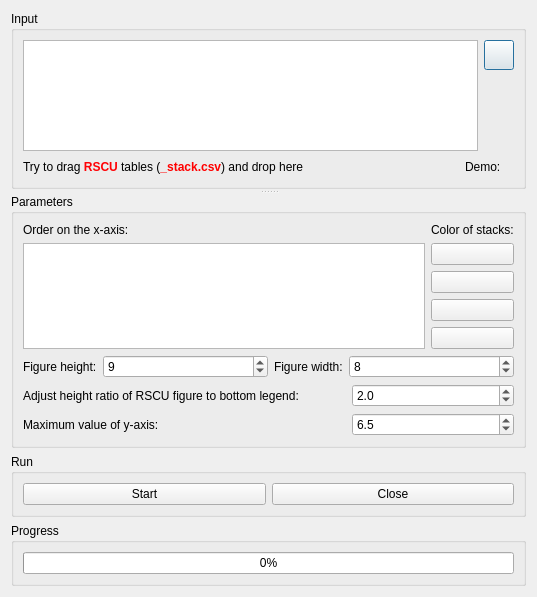
Old version of the form PhyloSuite/uifiles/RSCUfig.ui in the repository dongzhang0725/PhyloSuite.
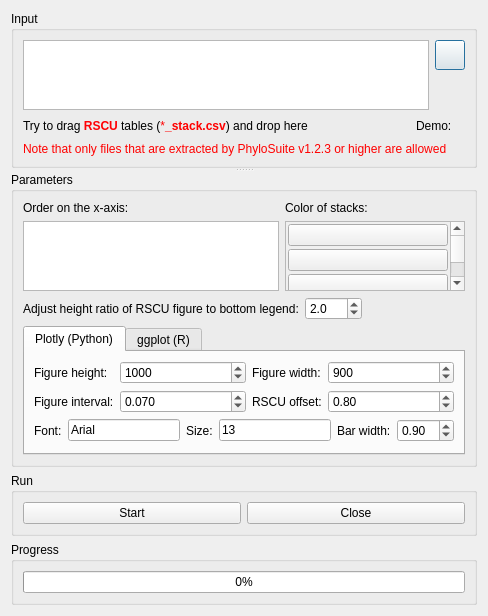
New version of the form. Icons and pictures are not drawn. Custom widgets are drawn as their Qt base class.

```diff
--- a/PhyloSuite/uifiles/RSCUfig.ui
+++ b/PhyloSuite/uifiles/RSCUfig.ui
@@ -6,25 +6,19 @@
    <rect>
     <x>0</x>
     <y>0</y>
-    <width>537</width>
-    <height>597</height>
+    <width>488</width>
+    <height>596</height>
    </rect>
   </property>
   <property name="windowTitle">
    <string>Draw RSCU Figure</string>
   </property>
-  <layout class="QGridLayout" name="gridLayout_3">
-   <item row="0" column="0">
+  <layout class="QVBoxLayout" name="verticalLayout_7">
+   <item>
     <widget class="QSplitter" name="splitter">
-     <property name="midLineWidth">
-      <number>0</number>
-     </property>
      <property name="orientation">
       <enum>Qt::Vertical</enum>
      </property>
-     <property name="handleWidth">
-      <number>5</number>
-     </property>
      <widget class="QGroupBox" name="groupBox">
       <property name="title">
        <string>Input</string>
@@ -143,7 +137,7 @@
          <item>
           <widget class="QLabel" name="label_16">
            <property name="text">
-            <string>&lt;html&gt;&lt;head/&gt;&lt;body&gt;&lt;p&gt;Try to drag &lt;span style=&quot; font-weight:600; color:#ff0105;&quot;&gt;RSCU&lt;/span&gt; tables (&lt;span style=&quot; font-weight:600; color:#ff0000;&quot;&gt;_stack.csv&lt;/span&gt;) and drop here&lt;/p&gt;&lt;/body&gt;&lt;/html&gt;</string>
+            <string>&lt;html&gt;&lt;head/&gt;&lt;body&gt;&lt;p&gt;Try to drag &lt;span style=&quot; font-weight:600; color:#ff0105;&quot;&gt;RSCU&lt;/span&gt; tables (&lt;span style=&quot; color:#ff0000;&quot;&gt;*&lt;/span&gt;&lt;span style=&quot; font-weight:600; color:#ff0000;&quot;&gt;_stack.csv&lt;/span&gt;) and drop here&lt;/p&gt;&lt;/body&gt;&lt;/html&gt;</string>
            </property>
            <property name="openExternalLinks">
             <bool>true</bool>
@@ -182,6 +176,16 @@
          </item>
         </layout>
        </item>
+       <item row="2" column="0" colspan="2">
+        <widget class="QLabel" name="label_12">
+         <property name="text">
+          <string>&lt;html&gt;&lt;head/&gt;&lt;body&gt;&lt;p&gt;&lt;span style=&quot; color:#ff0000;&quot;&gt;Note that only files that are extracted by PhyloSuite v1.2.3 or higher are allowed&lt;/span&gt;&lt;/p&gt;&lt;/body&gt;&lt;/html&gt;</string>
+         </property>
+         <property name="wordWrap">
+          <bool>true</bool>
+         </property>
+        </widget>
+       </item>
       </layout>
      </widget>
      <widget class="QGroupBox" name="groupBox_2">
@@ -223,7 +227,7 @@
         </layout>
        </item>
        <item row="0" column="1">
-        <layout class="QVBoxLayout" name="verticalLayout">
+        <layout class="QVBoxLayout" name="verticalLayout_5">
          <item>
           <widget class="QLabel" name="label_6">
            <property name="text">
@@ -232,6 +236,36 @@
           </widget>
          </item>
          <item>
+          <widget class="QScrollArea" name="scrollArea">
+           <property name="widgetResizable">
+            <bool>true</bool>
+           </property>
+           <widget class="QWidget" name="scrollAreaWidgetContents">
+            <property name="geometry">
+             <rect>
+              <x>0</x>
+              <y>0</y>
+              <width>169</width>
+              <height>209</height>
+             </rect>
+            </property>
+            <layout class="QVBoxLayout" name="verticalLayout">
+             <property name="spacing">
+              <number>3</number>
+             </property>
+             <property name="leftMargin">
+              <number>2</number>
+             </property>
+             <property name="topMargin">
+              <number>2</number>
+             </property>
+             <property name="rightMargin">
+              <number>2</number>
+             </property>
+             <property name="bottomMargin">
+              <number>2</number>
+             </property>
+             <item>
           <widget class="QPushButton" name="pushButton_color">
            <property name="sizePolicy">
             <sizepolicy hsizetype="Minimum" vsizetype="Expanding">
@@ -319,74 +353,110 @@
            </property>
           </widget>
          </item>
+             <item>
+              <widget class="QPushButton" name="pushButton_color_5">
+               <property name="sizePolicy">
+                <sizepolicy hsizetype="Minimum" vsizetype="Expanding">
+                 <horstretch>0</horstretch>
+                 <verstretch>0</verstretch>
+                </sizepolicy>
+               </property>
+               <property name="toolTip">
+                <string>Click to change color</string>
+               </property>
+               <property name="autoFillBackground">
+                <bool>false</bool>
+               </property>
+               <property name="styleSheet">
+                <string notr="true"/>
+               </property>
+               <property name="text">
+                <string/>
+               </property>
+              </widget>
+             </item>
+             <item>
+              <widget class="QPushButton" name="pushButton_color_6">
+               <property name="sizePolicy">
+                <sizepolicy hsizetype="Minimum" vsizetype="Expanding">
+                 <horstretch>0</horstretch>
+                 <verstretch>0</verstretch>
+                </sizepolicy>
+               </property>
+               <property name="toolTip">
+                <string>Click to change color</string>
+               </property>
+               <property name="autoFillBackground">
+                <bool>false</bool>
+               </property>
+               <property name="styleSheet">
+                <string notr="true"/>
+               </property>
+               <property name="text">
+                <string/>
+               </property>
+              </widget>
+             </item>
+             <item>
+              <widget class="QPushButton" name="pushButton_color_7">
+               <property name="sizePolicy">
+                <sizepolicy hsizetype="Minimum" vsizetype="Expanding">
+                 <horstretch>0</horstretch>
+                 <verstretch>0</verstretch>
+                </sizepolicy>
+               </property>
+               <property name="toolTip">
+                <string>Click to change color</string>
+               </property>
+               <property name="autoFillBackground">
+                <bool>false</bool>
+               </property>
+               <property name="styleSheet">
+                <string notr="true"/>
+               </property>
+               <property name="text">
+                <string/>
+               </property>
+              </widget>
+             </item>
+             <item>
+              <widget class="QPushButton" name="pushButton_color_8">
+               <property name="sizePolicy">
+                <sizepolicy hsizetype="Minimum" vsizetype="Expanding">
+                 <horstretch>0</horstretch>
+                 <verstretch>0</verstretch>
+                </sizepolicy>
+               </property>
+               <property name="toolTip">
+                <string>Click to change color</string>
+               </property>
+               <property name="autoFillBackground">
+                <bool>false</bool>
+               </property>
+               <property name="styleSheet">
+                <string notr="true"/>
+               </property>
+               <property name="text">
+                <string/>
+               </property>
+              </widget>
+             </item>
+            </layout>
+           </widget>
+          </widget>
+         </item>
         </layout>
        </item>
        <item row="1" column="0" colspan="2">
         <layout class="QHBoxLayout" name="horizontalLayout_2">
          <item>
-          <widget class="QLabel" name="label_9">
-           <property name="text">
-            <string>Figure height:</string>
-           </property>
-          </widget>
-         </item>
-         <item>
-          <widget class="QSpinBox" name="spinBox_5">
-           <property name="sizePolicy">
-            <sizepolicy hsizetype="Expanding" vsizetype="Fixed">
-             <horstretch>0</horstretch>
-             <verstretch>0</verstretch>
-            </sizepolicy>
-           </property>
-           <property name="minimum">
-            <number>1</number>
-           </property>
-           <property name="maximum">
-            <number>999</number>
-           </property>
-           <property name="value">
-            <number>9</number>
-           </property>
-          </widget>
-         </item>
-         <item>
-          <widget class="QLabel" name="label_15">
-           <property name="text">
-            <string>Figure width:</string>
-           </property>
-          </widget>
-         </item>
-         <item>
-          <widget class="QSpinBox" name="spinBox_6">
-           <property name="sizePolicy">
-            <sizepolicy hsizetype="Expanding" vsizetype="Fixed">
-             <horstretch>0</horstretch>
-             <verstretch>0</verstretch>
-            </sizepolicy>
-           </property>
-           <property name="minimum">
-            <number>1</number>
-           </property>
-           <property name="maximum">
-            <number>999</number>
-           </property>
-           <property name="value">
-            <number>8</number>
-           </property>
-          </widget>
-         </item>
-        </layout>
-       </item>
-       <item row="2" column="0" colspan="2">
-        <layout class="QGridLayout" name="gridLayout_2">
-         <item row="0" column="0" colspan="2">
           <widget class="QLabel" name="label_13">
            <property name="text">
             <string>Adjust height ratio of RSCU figure to bottom legend:</string>
            </property>
           </widget>
          </item>
-         <item row="0" column="2">
+         <item>
           <widget class="MyDoubleSpinBox" name="doubleSpinBox_2">
            <property name="toolTip">
             <string>the input must be multiple of 0.5</string>
@@ -405,39 +475,323 @@
            </property>
           </widget>
          </item>
+         <item>
+          <spacer name="horizontalSpacer_2">
+           <property name="orientation">
+            <enum>Qt::Horizontal</enum>
+           </property>
+           <property name="sizeHint" stdset="0">
+            <size>
+             <width>40</width>
+             <height>20</height>
+            </size>
+           </property>
+          </spacer>
+         </item>
+        </layout>
+       </item>
+       <item row="2" column="0" colspan="2">
+        <widget class="QTabWidget" name="tabWidget">
+         <property name="currentIndex">
+          <number>0</number>
+         </property>
+         <property name="tabBarAutoHide">
+          <bool>false</bool>
+         </property>
+         <widget class="QWidget" name="tab">
+          <attribute name="title">
+           <string>Plotly (Python)</string>
+          </attribute>
+          <layout class="QVBoxLayout" name="verticalLayout_6">
+           <item>
+            <layout class="QGridLayout" name="gridLayout_2">
+             <item row="0" column="3">
+              <widget class="QLabel" name="label_17">
+               <property name="text">
+                <string>Figure width:</string>
+               </property>
+              </widget>
+             </item>
+             <item row="0" column="4">
+              <widget class="QSpinBox" name="spinBox_8">
+               <property name="sizePolicy">
+                <sizepolicy hsizetype="Expanding" vsizetype="Fixed">
+                 <horstretch>0</horstretch>
+                 <verstretch>0</verstretch>
+                </sizepolicy>
+               </property>
+               <property name="minimum">
+                <number>1</number>
+               </property>
+               <property name="maximum">
+                <number>999999999</number>
+               </property>
+               <property name="value">
+                <number>900</number>
+               </property>
+              </widget>
+             </item>
+             <item row="1" column="0" colspan="2">
+              <widget class="QLabel" name="label">
+               <property name="text">
+                <string>Figure interval:</string>
+               </property>
+              </widget>
+             </item>
          <item row="1" column="2">
-          <widget class="MyDoubleSpinBox" name="doubleSpinBox_3">
-           <property name="toolTip">
-            <string/>
-           </property>
-           <property name="readOnly">
-            <bool>false</bool>
-           </property>
+              <widget class="QDoubleSpinBox" name="doubleSpinBox">
+               <property name="decimals">
+                <number>3</number>
+               </property>
+               <property name="maximum">
+                <double>1.000000000000000</double>
+               </property>
+               <property name="singleStep">
+                <double>0.010000000000000</double>
+               </property>
+               <property name="value">
+                <double>0.070000000000000</double>
+               </property>
+              </widget>
+             </item>
+             <item row="1" column="3">
+              <widget class="QLabel" name="label_5">
+               <property name="text">
+                <string>RSCU offset:</string>
+               </property>
+              </widget>
+             </item>
+             <item row="1" column="4">
+              <widget class="QDoubleSpinBox" name="doubleSpinBox_4">
            <property name="decimals">
+                <number>2</number>
+               </property>
+               <property name="maximum">
+                <double>10.000000000000000</double>
+               </property>
+               <property name="singleStep">
+                <double>0.100000000000000</double>
+               </property>
+               <property name="value">
+                <double>0.800000000000000</double>
+               </property>
+              </widget>
+             </item>
+             <item row="0" column="2">
+              <widget class="QSpinBox" name="spinBox_7">
+               <property name="sizePolicy">
+                <sizepolicy hsizetype="Expanding" vsizetype="Fixed">
+                 <horstretch>0</horstretch>
+                 <verstretch>0</verstretch>
+                </sizepolicy>
+               </property>
+               <property name="minimum">
             <number>1</number>
            </property>
+               <property name="maximum">
+                <number>999999999</number>
+               </property>
            <property name="singleStep">
+                <number>10</number>
+               </property>
+               <property name="value">
+                <number>1000</number>
+               </property>
+              </widget>
+             </item>
+             <item row="0" column="0" colspan="2">
+              <widget class="QLabel" name="label_10">
+               <property name="text">
+                <string>Figure height:</string>
+               </property>
+              </widget>
+             </item>
+            </layout>
+           </item>
+           <item>
+            <layout class="QHBoxLayout" name="horizontalLayout_3">
+             <item>
+              <widget class="QLabel" name="label_7">
+               <property name="text">
+                <string>Font:</string>
+               </property>
+              </widget>
+             </item>
+             <item>
+              <widget class="ComLineEdit" name="lineEdit">
+               <property name="sizePolicy">
+                <sizepolicy hsizetype="Expanding" vsizetype="Fixed">
+                 <horstretch>0</horstretch>
+                 <verstretch>0</verstretch>
+                </sizepolicy>
+               </property>
+               <property name="text">
+                <string>Arial</string>
+               </property>
+               <property name="readOnly">
+                <bool>true</bool>
+               </property>
+              </widget>
+             </item>
+             <item>
+              <widget class="QLabel" name="label_8">
+               <property name="text">
+                <string>Size:</string>
+               </property>
+              </widget>
+             </item>
+             <item>
+              <widget class="ComLineEdit" name="lineEdit_2">
+               <property name="sizePolicy">
+                <sizepolicy hsizetype="Expanding" vsizetype="Fixed">
+                 <horstretch>0</horstretch>
+                 <verstretch>0</verstretch>
+                </sizepolicy>
+               </property>
+               <property name="text">
+                <string>13</string>
+               </property>
+               <property name="readOnly">
+                <bool>true</bool>
+               </property>
+              </widget>
+             </item>
+             <item>
+              <widget class="QLabel" name="label_11">
+               <property name="text">
+                <string>Bar width:</string>
+               </property>
+              </widget>
+             </item>
+             <item>
+              <widget class="QDoubleSpinBox" name="doubleSpinBox_5">
+               <property name="decimals">
+                <number>2</number>
+               </property>
+               <property name="maximum">
+                <double>10.000000000000000</double>
+               </property>
+               <property name="singleStep">
             <double>0.100000000000000</double>
            </property>
            <property name="value">
-            <double>6.500000000000000</double>
+                <double>0.900000000000000</double>
            </property>
           </widget>
          </item>
-         <item row="1" column="0" colspan="2">
+            </layout>
+           </item>
+          </layout>
+         </widget>
+         <widget class="QWidget" name="tab_2">
+          <attribute name="title">
+           <string>ggplot (R)</string>
+          </attribute>
+          <layout class="QVBoxLayout" name="verticalLayout_4">
+           <item>
+            <layout class="QGridLayout" name="gridLayout_3">
+             <item row="0" column="0">
+              <widget class="QLabel" name="label_9">
+               <property name="text">
+                <string>Figure height:</string>
+               </property>
+              </widget>
+             </item>
+             <item row="0" column="1">
+              <widget class="QSpinBox" name="spinBox_5">
+               <property name="sizePolicy">
+                <sizepolicy hsizetype="Expanding" vsizetype="Fixed">
+                 <horstretch>0</horstretch>
+                 <verstretch>0</verstretch>
+                </sizepolicy>
+               </property>
+               <property name="minimum">
+                <number>1</number>
+               </property>
+               <property name="maximum">
+                <number>999</number>
+               </property>
+               <property name="value">
+                <number>9</number>
+               </property>
+              </widget>
+             </item>
+             <item row="1" column="0">
+              <widget class="QLabel" name="label_15">
+               <property name="text">
+                <string>Figure width:</string>
+               </property>
+              </widget>
+             </item>
+             <item row="1" column="1">
+              <widget class="QSpinBox" name="spinBox_6">
+               <property name="sizePolicy">
+                <sizepolicy hsizetype="Expanding" vsizetype="Fixed">
+                 <horstretch>0</horstretch>
+                 <verstretch>0</verstretch>
+                </sizepolicy>
+               </property>
+               <property name="minimum">
+                <number>1</number>
+               </property>
+               <property name="maximum">
+                <number>999</number>
+               </property>
+               <property name="value">
+                <number>8</number>
+               </property>
+              </widget>
+             </item>
+             <item row="2" column="0">
           <widget class="QLabel" name="label_14">
            <property name="text">
             <string>Maximum value of y-axis:</string>
            </property>
           </widget>
          </item>
-        </layout>
-       </item>
+             <item row="2" column="1">
+              <widget class="MyDoubleSpinBox" name="doubleSpinBox_3">
+               <property name="toolTip">
+                <string/>
+               </property>
+               <property name="readOnly">
+                <bool>false</bool>
+               </property>
+               <property name="decimals">
+                <number>1</number>
+               </property>
+               <property name="singleStep">
+                <double>0.100000000000000</double>
+               </property>
+               <property name="value">
+                <double>6.500000000000000</double>
+               </property>
+              </widget>
+             </item>
+            </layout>
+           </item>
+           <item>
+            <spacer name="verticalSpacer">
+             <property name="orientation">
+              <enum>Qt::Vertical</enum>
+             </property>
+             <property name="sizeHint" stdset="0">
+              <size>
+               <width>20</width>
+               <height>19</height>
+              </size>
+             </property>
+            </spacer>
+           </item>
       </layout>
      </widget>
     </widget>
    </item>
-   <item row="1" column="0">
+      </layout>
+     </widget>
+    </widget>
+   </item>
+   <item>
     <widget class="QGroupBox" name="groupBox_3">
      <property name="title">
       <string>Run</string>
@@ -468,7 +822,7 @@
      </layout>
     </widget>
    </item>
-   <item row="2" column="0">
+   <item>
     <widget class="QGroupBox" name="groupBox_5">
      <property name="title">
       <string>Progress</string>
@@ -502,6 +856,11 @@
    <extends>QLabel</extends>
    <header>src.CustomWidget.h</header>
   </customwidget>
+  <customwidget>
+   <class>ComLineEdit</class>
+   <extends>QLineEdit</extends>
+   <header>src.CustomWidget.h</header>
+  </customwidget>
  </customwidgets>
  <resources>
   <include location="../myRes.qrc"/>
```
Left out of the diff: 2 changed lines with no effect on the pictures. Lines whose indentation alone changed are shown as unchanged.
